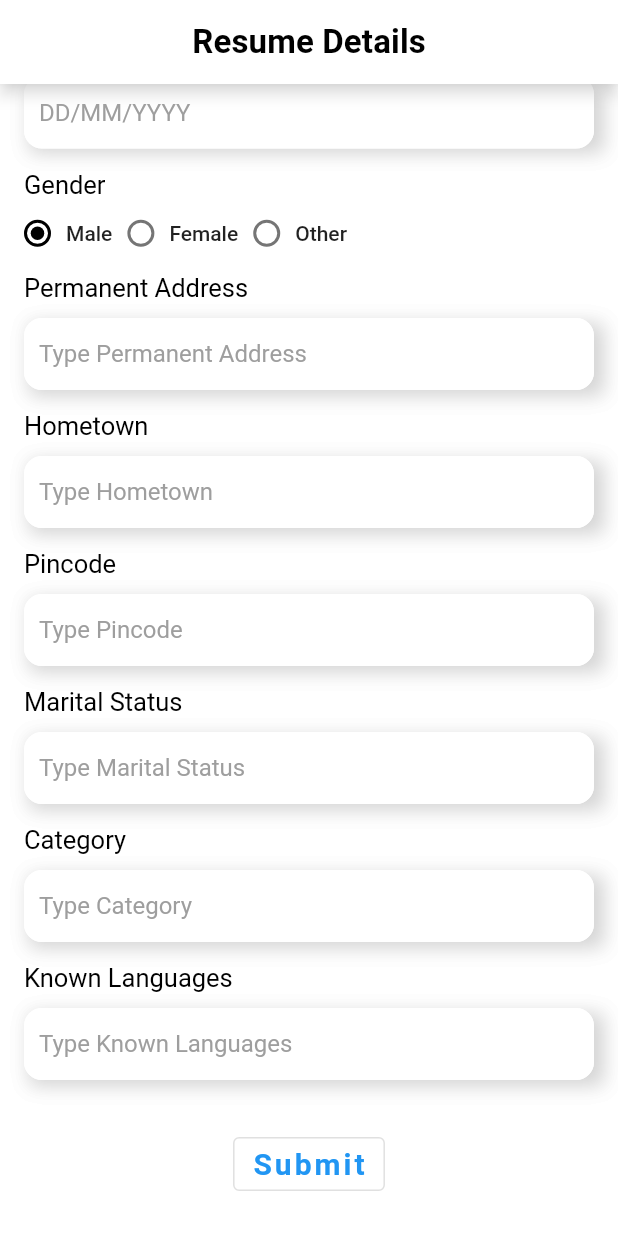
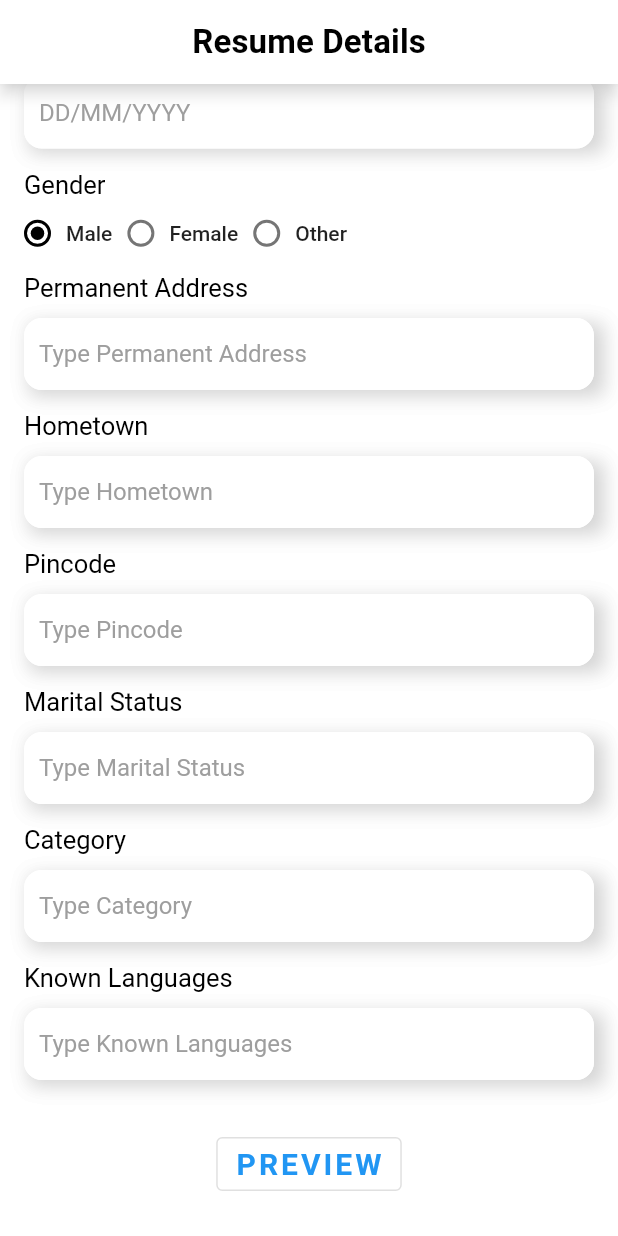
Before and after one commit to M2SANTHE-DEV/resume_builder, a Flutter app: the screen it shows after launch, scrolled down 2918 dp, on a phone screen of 412 x 824 dp. Run offline on Flutter 3.47's test engine with Material 2 defaults, Android fonts, the phone set to English and light mode, and no system bars.

Commit message:
New Preview Details Screen Implementation and New files created, Routing added, navigation to resume details preview screen

```diff
--- a/lib/main.dart
+++ b/lib/main.dart
@@ -9,5 +9,5 @@ void main() async{
   //     debug: true // optional: set false to disable printing logs to console
   // );
 
-  runApp(ResumeBuilder());
+  runApp(const ResumeBuilder());
 }
--- a/lib/resume_builder.dart
+++ b/lib/resume_builder.dart
@@ -13,14 +13,14 @@ class ResumeBuilder extends StatelessWidget {
   Widget build(BuildContext context) {
     return MultiProvider(
       providers: [
-        ChangeNotifierProvider(create: (_) => ResumeProvider(),),
+        ChangeNotifierProvider(create: (_) => ResumeProvider()),
       ],
       child: MaterialApp(
-          key: Key('material_app'),
+          key: const Key('material_app'),
           debugShowCheckedModeBanner: false,
           navigatorKey: navigatorKey,
           theme: CustomTheme.theme(),
-          home: ResumeDetails(),
+          home: const ResumeDetails(),
           onGenerateRoute: generateRoute),
     );
   }
--- a/lib/router.dart
+++ b/lib/router.dart
@@ -1,12 +1,16 @@
+import 'package:build_resume/screens/preview_details.dart';
 import 'package:build_resume/screens/resume_details.dart';
+import 'package:build_resume/utils/routes.dart';
 import 'package:flutter/material.dart';
 
 
 Route<dynamic> generateRoute(RouteSettings settings) {
   /// Here we'll handle all the routing
   switch (settings.name) {
-    case "ViewDetails":
+    case Routes.resumeDetails:
       return MaterialPageRoute(builder: (_) => ResumeDetails());
+    case Routes.previewDetails:
+      return MaterialPageRoute(builder: (_) => PreviewDetails());
     default :
       return MaterialPageRoute(builder: (_) => ResumeDetails());
   }
--- a/lib/screens/resume_details.dart
+++ b/lib/screens/resume_details.dart
@@ -1,11 +1,14 @@
 import 'package:build_resume/providers/resume_provider.dart';
-import 'package:build_resume/utils/TextFiledBuilder.dart';
+import 'package:build_resume/widget/TextFiledBuilder.dart';
 import 'package:build_resume/utils/constants.dart';
 import 'package:build_resume/utils/labels.dart';
 import 'package:build_resume/utils/models.dart';
+import 'package:build_resume/widget/common_widgets.dart';
 import 'package:flutter/material.dart';
 import 'package:provider/provider.dart';
 import 'package:intl/intl.dart';
+
+import '../utils/routes.dart';
 
 class ResumeDetails extends StatefulWidget {
   const ResumeDetails({Key? key}) : super(key: key);
@@ -14,38 +17,14 @@ class ResumeDetails extends StatefulWidget {
   _ResumeDetailsState createState() => _ResumeDetailsState();
 }
 
-var headlineController = TextEditingController();
 
 class _ResumeDetailsState extends State<ResumeDetails> {
   @override
   void initState() {
     var provider = Provider.of<ResumeProvider>(context, listen: false);
-    provider.employmentDetails.add(EmploymentDetails(
-      provider.designationController,
-      provider.organizationController,
-      provider.startDateController,
-      provider.endDateController,
-      provider.salaryController,
-      provider.skillsController,
-      provider.jobProfileController,
-      provider.noticePeriodController,
-    ));
-    provider.educationDetails.add(EducationDetails(
-      provider.educationController,
-      provider.courseController,
-      provider.specializationController,
-      provider.universityController,
-      provider.passingOutYearController,
-      provider.gradesMarksController,
-    ));
-    provider.projectDetails.add(
-        ProjectDetails(provider.projectTitleController,
-          provider.projectEducationEmploymentController,
-          provider.clientController,
-          provider.projectStartDateController,
-          provider.projectEndDateController,
-          provider.projectDetailsController,
-    ));
+    provider.employmentDetails.add(EmploymentDetails());
+    provider.educationDetails.add(EducationDetails());
+    provider.projectDetails.add(ProjectDetails());
     super.initState();
   }
 
@@ -57,7 +36,7 @@ class _ResumeDetailsState extends State<ResumeDetails> {
       appBar: AppBar(
         shadowColor: Colors.white,
         backgroundColor: Colors.white,
-        title: Text("Resume Details",
+        title: Text(Labels.resumeDetails,
             style: Theme.of(context).textTheme.subtitle2?.apply(
                 color: Colors.black, fontSizeDelta: 8, fontWeightDelta: 1)),
         centerTitle: true,
@@ -89,7 +68,7 @@ class _ResumeDetailsState extends State<ResumeDetails> {
     return Wrap(
       runSpacing: 14,
       children: [
-        _buildHeaderText(Labels.employment),
+        CommonWidget().buildHeaderText(Labels.employment),
         _buildEmploymentInputs(),
         getAddButton(Labels.add + Labels.employment.toUpperCase(), provider.onClickOfAddEmployment)
       ],
@@ -102,7 +81,7 @@ class _ResumeDetailsState extends State<ResumeDetails> {
     return Wrap(
       runSpacing: 14,
       children: [
-        _buildHeaderText(Labels.personalDetails),
+        CommonWidget().buildHeaderText(Labels.personalDetails),
         BuildTextField(Labels.dob, provider.dobController,hint: Labels.dobFormat,),
         _buildGender(),
         BuildTextField(Labels.permanentAddress, provider.permanentAddressController,hint: Labels.type + Labels.permanentAddress,),
@@ -122,7 +101,7 @@ class _ResumeDetailsState extends State<ResumeDetails> {
     return Wrap(
       runSpacing: 14,
       children: [
-        _buildHeaderText(Labels.education),
+        CommonWidget().buildHeaderText(Labels.education),
         _buildEducationInputs(),
         getAddButton(Labels.add + Labels.education.toUpperCase(), provider.onClickOfAddEducation)
       ],
@@ -130,14 +109,12 @@ class _ResumeDetailsState extends State<ResumeDetails> {
   }
 
   Widget _buildProjectDetails(){
-    var provider = Provider.of<ResumeProvider>(context, listen: false);
-
     return Wrap(
       runSpacing: 14,
       children: [
-        _buildHeaderText(Labels.projects),
+        CommonWidget().buildHeaderText(Labels.projects),
         _buildProjectInputs(),
-        getAddButton(Labels.add + Labels.projects.toUpperCase(), provider.onClickOfAddProject)
+        getAddButton(Labels.add + Labels.projects.toUpperCase(), Provider.of<ResumeProvider>(context, listen: false).onClickOfAddProject)
       ],
     );
   }
@@ -152,7 +129,7 @@ class _ResumeDetailsState extends State<ResumeDetails> {
         crossAxisAlignment: CrossAxisAlignment.center,
         mainAxisAlignment: MainAxisAlignment.end,
         children: [
-          _buildLabelText(label, fontColor : Colors.blue),
+          CommonWidget().buildLabelText(label, fontColor : Colors.blue),
           Container(
             width: 38,
             height: 40,
@@ -336,7 +313,7 @@ class _ResumeDetailsState extends State<ResumeDetails> {
       spacing: 10,
       direction: Axis.vertical,
       children: [
-        _buildLabelText(Labels.currentCompany),
+        CommonWidget().buildLabelText(Labels.currentCompany),
         _buildRadioButtons(Constants.companyDetails, companyStatus.currentCompany,(val) => provider.onChangeOfCompanyDetails(val, companyStatus))
       ],
     ));
@@ -347,35 +324,26 @@ class _ResumeDetailsState extends State<ResumeDetails> {
       spacing: 10,
       direction: Axis.vertical,
       children: [
-        _buildLabelText(Labels.projectStatus),
+        CommonWidget().buildLabelText(Labels.projectStatus),
         _buildRadioButtons(Constants.projectStatus, projectDetail.projectStatus,(val) => provider.onChangeOfProjectStatus(val, projectDetail))
       ],
     ));
   }
 
   Widget _buildGender(){
-    return Consumer<ResumeProvider>(builder: (_,provider, child) => Container(
+    return Consumer<ResumeProvider>(builder: (_,provider, child) => SizedBox(
       width: MediaQuery.of(context).size.width,
       child: Wrap(
         spacing: 10,
         direction: Axis.vertical,
         children: [
-          _buildLabelText(Labels.gender),
+          CommonWidget().buildLabelText(Labels.gender),
           _buildRadioButtons(Constants.gender, provider.gender,(val) => provider.onChangeOfGender(val))
         ],
       ),
     ));
   }
 
-
-
-  Widget _buildHeaderText(String text){
-    return Text(text, style: Theme.of(context).textTheme.subtitle1?.apply(color: Colors.black,fontSizeDelta: 5));
-  }
-
-  Widget _buildLabelText(String text, {Color? fontColor}){
-    return Text(text, style: Theme.of(context).textTheme.subtitle1?.apply(color: fontColor ?? Colors.black,fontSizeDelta: 1));
-  }
 
   Widget _buildRadioButtons(List<RadioModel> radioButtonsList, String groupValue,
       void Function(String? v)? onChanged) {
@@ -409,7 +377,10 @@ class _ResumeDetailsState extends State<ResumeDetails> {
   _buildSubmitButton(){
      return Padding(
        padding: const EdgeInsets.all(8.0),
-       child: Center(child: OutlinedButton(onPressed: (){}, child: const Text(Labels.submit))),
+       child: Center(child: OutlinedButton(onPressed: () => Navigator.pushNamed(
+         context,
+         Routes.previewDetails,
+       ), child: Text(Labels.preview.toUpperCase()))),
      );
 
   }
--- a/lib/utils/labels.dart
+++ b/lib/utils/labels.dart
@@ -1,4 +1,6 @@
 class Labels {
+  static const String resumeDetails = "Resume Details";
+  static const String previewResumeDetails = "Preview Resume Details";
   static const String details = 'Details';
   static const String resumeHeadLine = 'Resume Headline';
   static const String hintResumeHeadLine = 'Type Resume Headline';
@@ -43,4 +45,5 @@ class Labels {
   static const String dobFormat = 'DD/MM/YYYY';
   static const String gender = 'Gender';
   static const String submit = 'Submit';
+  static const String preview = 'Preview';
 }
--- a/lib/utils/models.dart
+++ b/lib/utils/models.dart
@@ -18,8 +18,7 @@ class EmploymentDetails {
   var noticePeriodController = TextEditingController();
   var currentCompany = Constants.companyDetails.first.value;
 
-  EmploymentDetails(this.designationController,this.organizationController,this.startDateController,this.endDateController,
-      this.salaryController,this.skillsController,this.jobProfileController,this.noticePeriodController);
+  EmploymentDetails();
 }
 
 class EducationDetails {
@@ -30,8 +29,7 @@ class EducationDetails {
   var passingOutYearController = TextEditingController();
   var gradesMarksController = TextEditingController();
 
-  EducationDetails(this.educationController,this.universityController,this.gradesMarksController,
-      this.courseController,this.specializationController,this.passingOutYearController);
+  EducationDetails();
 }
 
 class ProjectDetails {
@@ -43,6 +41,5 @@ class ProjectDetails {
   var projectDetailsController = TextEditingController();
   var projectStatus = Constants.projectStatus.first.value;
 
-  ProjectDetails(this.projectTitleController,this.projectEducationEmploymentController,this.clientController,
-      this.projectStartDateController,this.projectEndDateController,this.projectDetailsController);
+  ProjectDetails();
 }
--- /dev/null
+++ b/lib/utils/routes.dart
@@ -0,0 +1,4 @@
+class Routes {
+  static const String resumeDetails = 'resume_details';
+  static const String previewDetails = 'preview_details';
+}
--- /dev/null
+++ b/lib/widget/common_widgets.dart
@@ -0,0 +1,13 @@
+import 'package:build_resume/utils/global_variable.dart';
+import 'package:flutter/material.dart';
+
+class CommonWidget {
+  Widget buildHeaderText(String text){
+    return Text(text, style: Theme.of(navigatorKey.currentContext!).textTheme.subtitle1?.apply(color: Colors.black,fontSizeDelta: 5));
+  }
+
+  Widget buildLabelText(String text, {Color? fontColor}){
+    return Text(text, style: Theme.of(navigatorKey.currentContext!).textTheme.subtitle1?.apply(color: fontColor ?? Colors.black,fontSizeDelta: 1));
+  }
+
+}
```
Also changed, not shown: lib/providers/resume_provider.dart (+3 -22 lines), lib/screens/preview_details.dart (added, +77 -0 lines), lib/widget/TextFiledBuilder.dart (renamed from lib/utils/TextFiledBuilder.dart).
